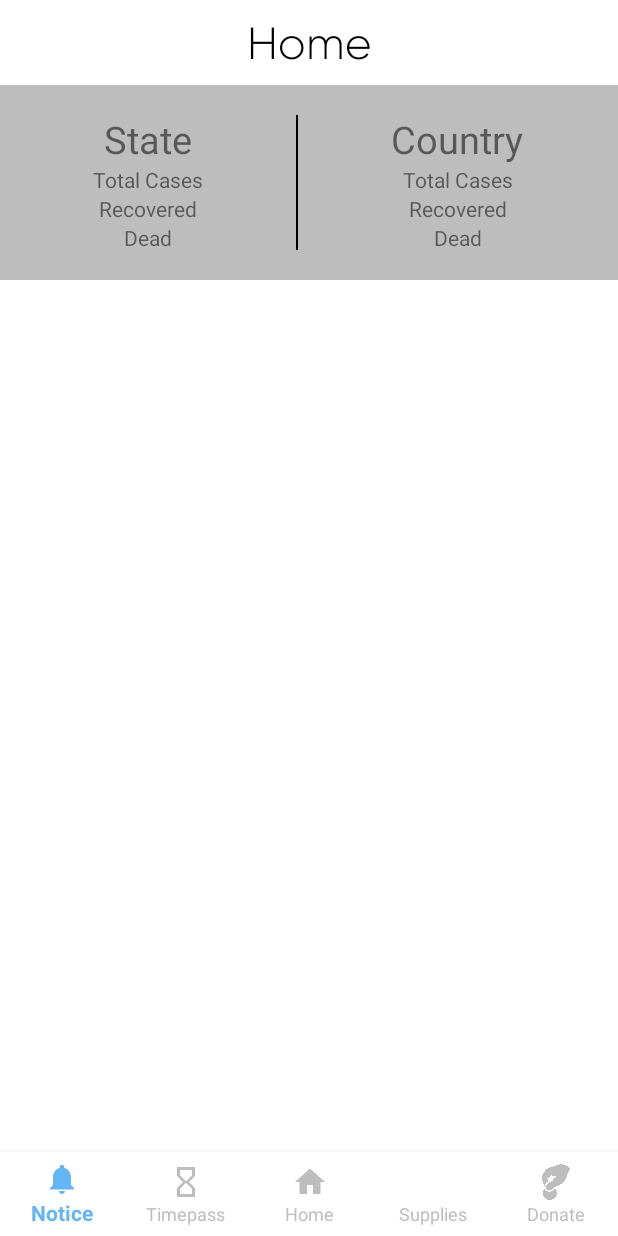
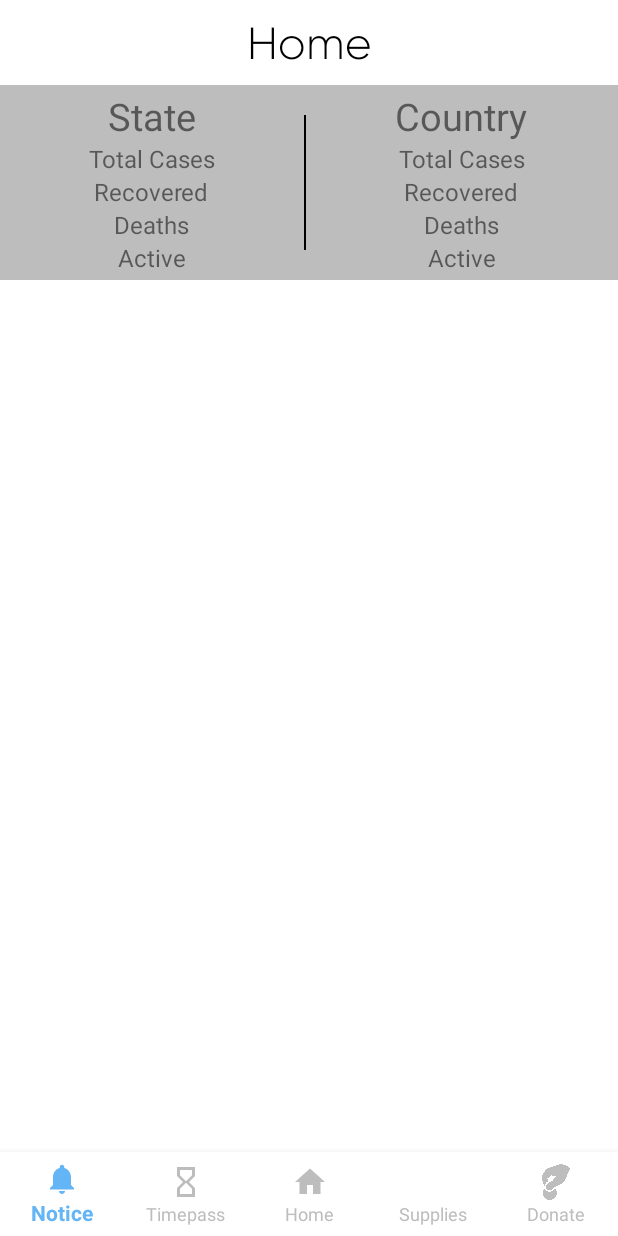
Before and after one commit to Anshit01/Sangarodhak, an Android app: the screen it shows after launch (DashBoardActivity), on a phone screen of 412 x 824 dp. Run offline under Robolectric (Android 15) with nearby library versions, the phone set to English and light mode, and no system bars; our stand-ins replace Volley; plain views replace RoundRectView; network calls fail.

Commit message:
added APIs to fetch dashboard stats for country and state.

```diff
--- a/app/src/main/AndroidManifest.xml
+++ b/app/src/main/AndroidManifest.xml
@@ -2,6 +2,7 @@
 <manifest xmlns:android="http://schemas.android.com/apk/res/android"
     package="com.hashbash.sangarodhak">
 
+    <uses-permission android:name="android.permission.INTERNET"/>
     <uses-permission android:name="android.permission.ACCESS_FINE_LOCATION"/>
     <uses-permission android:name="android.permission.ACCESS_COARSE_LOCATION"/>
 
--- a/app/src/main/java/com/hashbash/sangarodhak/Fragments/FragmentHome.java
+++ b/app/src/main/java/com/hashbash/sangarodhak/Fragments/FragmentHome.java
@@ -2,6 +2,7 @@ package com.hashbash.sangarodhak.Fragments;
 
 import android.Manifest;
 import android.content.Context;
+import android.content.SharedPreferences;
 import android.content.pm.PackageManager;
 import android.location.Address;
 import android.location.Geocoder;
@@ -9,6 +10,7 @@ import android.location.Location;
 import android.location.LocationListener;
 import android.location.LocationManager;
 import android.os.Bundle;
+import android.os.CountDownTimer;
 import android.util.Log;
 import android.view.LayoutInflater;
 import android.view.View;
@@ -20,7 +22,20 @@ import androidx.annotation.Nullable;
 import androidx.core.content.ContextCompat;
 import androidx.fragment.app.Fragment;
 
+import com.android.volley.Request;
+import com.android.volley.RequestQueue;
+import com.android.volley.Response;
+import com.android.volley.VolleyError;
+import com.android.volley.toolbox.JsonArrayRequest;
+import com.android.volley.toolbox.JsonObjectRequest;
+import com.android.volley.toolbox.JsonRequest;
+import com.android.volley.toolbox.StringRequest;
+import com.android.volley.toolbox.Volley;
 import com.hashbash.sangarodhak.R;
+
+import org.json.JSONArray;
+import org.json.JSONException;
+import org.json.JSONObject;
 
 import java.io.IOException;
 import java.util.List;
@@ -30,8 +45,10 @@ import static android.content.Context.LOCATION_SERVICE;
 
 public class FragmentHome extends Fragment implements LocationListener {
 
-    TextView state[] = new TextView[4];
-    TextView country[] = new TextView[4];
+
+    private SharedPreferences sharedPreferences;
+    TextView state[] = new TextView[5];
+    TextView country[] = new TextView[5];
 
     Context context;
 
@@ -48,15 +65,22 @@ public class FragmentHome extends Fragment implements LocationListener {
     public View onCreateView(@NonNull LayoutInflater inflater, @Nullable ViewGroup container, @Nullable Bundle savedInstanceState) {
         View view = inflater.inflate(R.layout.fragment_home, container, false);
 
+        sharedPreferences = getActivity().getSharedPreferences(getString(R.string.pref_data), Context.MODE_PRIVATE);
+
         state[0] = view.findViewById(R.id.state_name);
         state[1] = view.findViewById(R.id.state_total_cases);
         state[2] = view.findViewById(R.id.state_recovered);
         state[3] = view.findViewById(R.id.state_dead);
+        state[4] = view.findViewById(R.id.state_active);
 
         country[0] = view.findViewById(R.id.country_name);
         country[1] = view.findViewById(R.id.country_total_cases);
         country[2] = view.findViewById(R.id.country_recovered);
         country[3] = view.findViewById(R.id.country_dead);
+        country[4] = view.findViewById(R.id.country_active);
+
+        updateStatsFromPrefs();
+        updateStats();
 
         manager = (LocationManager) context.getSystemService(LOCATION_SERVICE);
         geocoder = new Geocoder(context, Locale.getDefault());
@@ -68,8 +92,85 @@ public class FragmentHome extends Fragment implements LocationListener {
         return view;
     }
 
+    private void updateStats(){
+        RequestQueue queue = Volley.newRequestQueue(context);
+        String url = getString(R.string.url_india_all_states);
+
+        JsonObjectRequest countryStatsRequest = new JsonObjectRequest
+                (Request.Method.GET, url, null, new Response.Listener<JSONObject>() {
+
+                    @Override
+                    public void onResponse(JSONObject response){
+                        try {
+                            if(response.getBoolean("success")) {
+                                String stateName = sharedPreferences.getString(getString(R.string.pref_state), "Himachal Pradesh");
+                                JSONObject countryData = response.getJSONObject("data").getJSONObject("summary");
+                                JSONArray allStatesData = response.getJSONObject("data").getJSONArray("regional");
+                                JSONObject stateData = null;
+                                for(int i = 0; i < allStatesData.length(); i++){
+                                    if(allStatesData.getJSONObject(i).getString("loc").equals(stateName)){
+                                        stateData = allStatesData.getJSONObject(i);
+                                    }
+                                }
+                                if(stateData == null){
+                                    throw new JSONException("State " + stateName + " not found.");
+                                }
+                                int countryConfirmed = countryData.getInt("total");
+                                int countryRecovered = countryData.getInt("discharged");
+                                int countryDeaths = countryData.getInt("deaths");
+                                int countryActive = countryConfirmed - countryRecovered - countryDeaths;
+
+                                int stateConfirmed = stateData.getInt("totalConfirmed");
+                                int stateRecovered = stateData.getInt("discharged");
+                                int stateDeaths = stateData.getInt("deaths");
+                                int stateActive = stateConfirmed - stateRecovered - stateDeaths;
+
+                                country[1].setText("Confirmed: " + countryConfirmed);
+                                country[2].setText("Recovered: " + countryRecovered);
+                                country[3].setText("Deaths: " + countryDeaths);
+                                country[4].setText("Active: " + countryActive);
+
+                                state[1].setText("Confirmed: " + stateConfirmed);
+                                state[2].setText("Recovered: " + stateRecovered);
+                                state[3].setText("Deaths: " + stateDeaths);
+                                state[4].setText("Active: " + stateActive);
+
+                                //TODO: store stats in pref
+
+
+//                                JSONObject countryStats = response.getJSONObject(2);
+//                                SharedPreferences.Editor editor = sharedPreferences.edit();
+//                                editor.putInt(getString(R.string.pref_country_confirmed), countryStats.getInt("Confirmed"));
+//                                editor.putInt(getString(R.string.pref_country_recovered), countryStats.getInt("Recovered"));
+//                                editor.putInt(getString(R.string.pref_country_dead), countryStats.getInt("Deaths"));
+//                                editor.putInt(getString(R.string.pref_country_active), countryStats.getInt("Active"));
+//                                editor.apply();
+//                                country[1].setText("Confirmed: " + countryStats.getInt("Confirmed"));
+//                                country[2].setText("Recovered: " + countryStats.getInt("Recovered"));
+//                                country[3].setText("Deaths: " + countryStats.getInt("Deaths"));
+
+                            }
+                        } catch (JSONException e) {
+                            Log.d("log", "Error: " + e.getMessage());
+                        }
+                    }
+                }, new Response.ErrorListener() {
+
+                    @Override
+                    public void onErrorResponse(VolleyError error) {
+                        Log.d("log", "ERROR in making request: " + error.toString());
+                    }
+                });
+        queue.add(countryStatsRequest);
+    }
+
+    private void updateStatsFromPrefs(){
+        //TODO
+    }
+
     private void setData(String countryName, String stateName) {
         state[0].setText(stateName);
+        sharedPreferences.edit().putString(getString(R.string.pref_state), stateName);
         country[0].setText(countryName);
     }
 
--- a/app/src/main/res/layout/fragment_home.xml
+++ b/app/src/main/res/layout/fragment_home.xml
@@ -58,19 +58,29 @@
                 android:id="@+id/state_total_cases"
                 android:layout_width="wrap_content"
                 android:layout_height="wrap_content"
-                android:text="Total Cases"/>
+                android:text="Total Cases"
+                android:textSize="16sp" />
 
             <TextView
                 android:id="@+id/state_recovered"
                 android:layout_width="wrap_content"
                 android:layout_height="wrap_content"
-                android:text="Recovered"/>
+                android:text="Recovered"
+                android:textSize="16sp" />
 
             <TextView
                 android:id="@+id/state_dead"
                 android:layout_width="wrap_content"
                 android:layout_height="wrap_content"
-                android:text="Dead"/>
+                android:text="Deaths"
+                android:textSize="16sp" />
+
+            <TextView
+                android:id="@+id/state_active"
+                android:layout_width="wrap_content"
+                android:layout_height="wrap_content"
+                android:text="Active"
+                android:textSize="16sp" />
 
 
         </LinearLayout>
@@ -100,19 +110,29 @@
                 android:id="@+id/country_total_cases"
                 android:layout_width="wrap_content"
                 android:layout_height="wrap_content"
-                android:text="Total Cases"/>
+                android:text="Total Cases"
+                android:textSize="16sp" />
 
             <TextView
                 android:id="@+id/country_recovered"
                 android:layout_width="wrap_content"
                 android:layout_height="wrap_content"
-                android:text="Recovered"/>
+                android:text="Recovered"
+                android:textSize="16sp" />
 
             <TextView
                 android:id="@+id/country_dead"
                 android:layout_width="wrap_content"
                 android:layout_height="wrap_content"
-                android:text="Dead"/>
+                android:text="Deaths"
+                android:textSize="16sp" />
+
+            <TextView
+                android:id="@+id/country_active"
+                android:layout_width="wrap_content"
+                android:layout_height="wrap_content"
+                android:text="Active"
+                android:textSize="16sp" />
 
         </LinearLayout>
 
--- a/app/src/main/res/values/strings.xml
+++ b/app/src/main/res/values/strings.xml
@@ -1,5 +1,12 @@
 <resources>
     <string name="app_name">Sangarodhak</string>
+
+
+    <string name="url_world_stats">https://api.covid19api.com/summary</string>
+    <string name="url_india_stats_mini">https://api.covid19api.com/live/country/india</string>
+    <string name="url_india_all_states">https://api.rootnet.in/covid19-in/stats/latest</string>
+    <string name="url_all_districts">https://api.covid19india.org/state_district_wise.json</string>
+
 
     <string name="pref_data">PREF_DATA</string>
 
```
